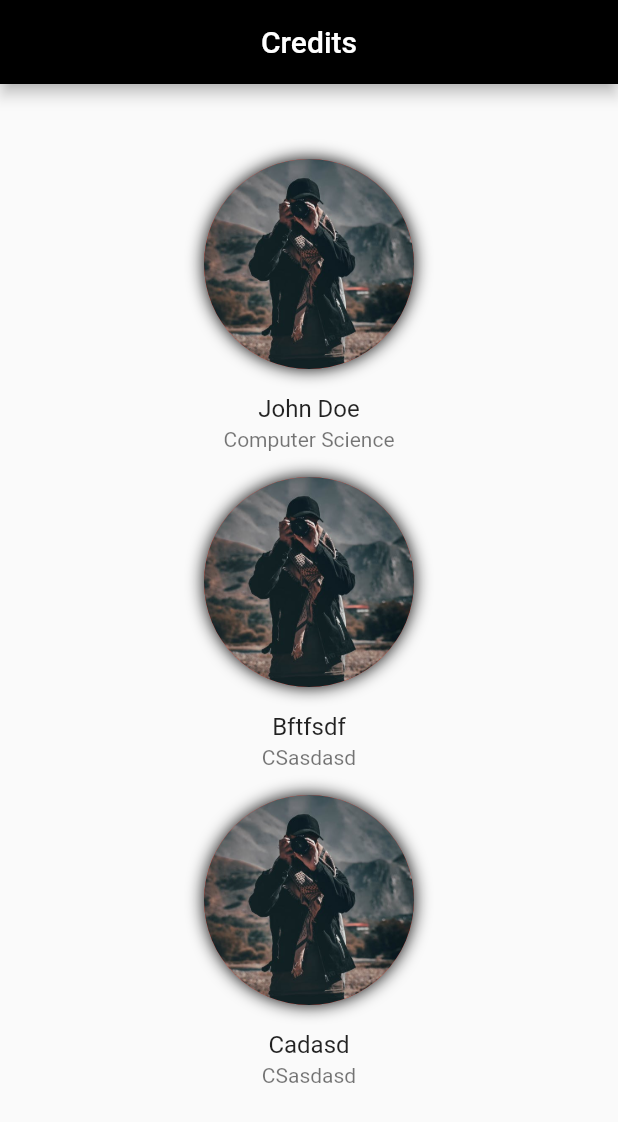
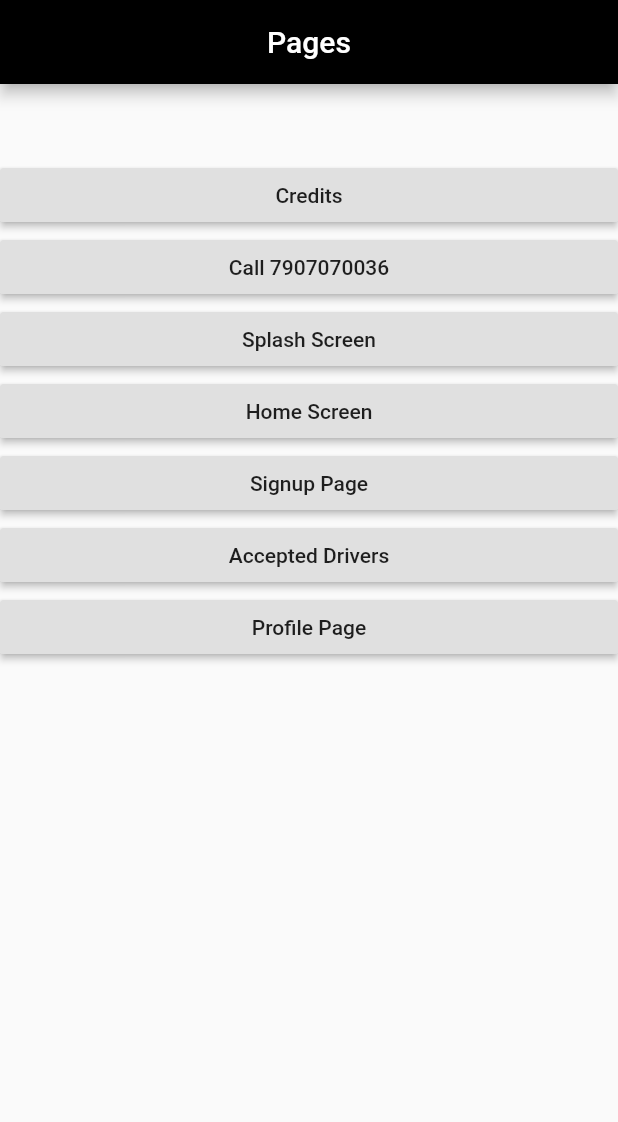
Before and after one commit to Nikhil713/MecDrive-Prototype, a Flutter app: the screen it shows after launch, on a phone screen of 412 x 824 dp. Shown: the top 1122 px of the screen. Run offline on Flutter 3.47's test engine with Material 2 defaults, Android fonts, the phone set to English and light mode, and no system bars; our stand-ins replace shared_preferences; missing offline and left inert: flutter_auth_buttons.

Commit message:
Added Call, fixed al warnings

```diff
--- a/lib/HomeScreen/OfferRide/acceptCard.dart
+++ b/lib/HomeScreen/OfferRide/acceptCard.dart
@@ -1,5 +1,4 @@
 import 'package:flutter/material.dart';
-import 'package:flutter/services.dart';
 import './setPrice.dart';
 
 class AcceptCard extends StatefulWidget {
--- a/lib/authentication/httpRequest.dart
+++ b/lib/authentication/httpRequest.dart
@@ -1,5 +1,4 @@
 import 'package:flutter/material.dart';
-import 'dart:async';
 import 'dart:convert';
 import 'package:http/http.dart' as http;
 
--- a/lib/authentication/newSignup.dart
+++ b/lib/authentication/newSignup.dart
@@ -1,7 +1,6 @@
 import 'package:flutter/material.dart';
 import 'dart:async';
 import 'package:http/http.dart' as http;
-import 'package:mec_drive/HomeScreen/homeScreen.dart';
 import 'package:shared_preferences/shared_preferences.dart';
 
 class SignUp extends StatefulWidget {
@@ -82,7 +81,7 @@ class _SignUpState extends State<SignUp> {
     //save user information in shared preferences
     saveUserInfo();
 
-    String url = 'http://192.168.0.103:8000';
+    // String url = 'http://192.168.0.103:8000';
     Map<String, String> headers = {"Content-type": "application/json"};
 
     Map<String, dynamic> signUp = {
@@ -104,6 +103,7 @@ class _SignUpState extends State<SignUp> {
     }).catchError((e){
       print(e + "did not work");
     });
+    return '';
   }
 
   @override
@@ -166,6 +166,7 @@ class _SignUpState extends State<SignUp> {
                         style: TextStyle(fontFamily: "Poppins"),
                         validator: (value) {
                           if (value.isEmpty) return "Name field is required";
+                          return '';
                         },
                         onSaved: (val) {
                           setState(() {
@@ -180,6 +181,7 @@ class _SignUpState extends State<SignUp> {
                         keyboardType: TextInputType.phone,
                         validator: (value) {
                           if (value.isEmpty) return "Phone no is required";
+                          return ';';
                         },
                         onSaved: (val) {
                           setState(() {
--- a/lib/googleAuth/googleSignIn.dart
+++ b/lib/googleAuth/googleSignIn.dart
@@ -1,12 +1,12 @@
 import 'package:flutter/material.dart';
 import 'package:flutter_auth_buttons/flutter_auth_buttons.dart';
 
-class googleSignIn extends StatefulWidget {
+class GoogleSignIn extends StatefulWidget {
   @override
   _MyHomePageState createState() => _MyHomePageState();
 }
 
-class _MyHomePageState extends State<googleSignIn> {
+class _MyHomePageState extends State<GoogleSignIn> {
   @override
   Widget build(BuildContext context) {
     return new Scaffold(
--- a/lib/main.dart
+++ b/lib/main.dart
@@ -1,12 +1,11 @@
 import 'package:flutter/material.dart';
 import 'package:mec_drive/HomeScreen/homeScreen.dart';
-import 'package:mec_drive/authentication/googleAuth.dart';
 import 'package:mec_drive/authentication/newSignup.dart';
 import 'package:mec_drive/splashscreen/splashscreen.dart';
 import 'package:mec_drive/credits/credits.dart';
 import 'AcceptedList/AcceptedDriversPage.dart';
 import 'package:mec_drive/profile_page/profile.dart';
-
+import './phonecall/phonecall.dart';
 
 void main() => runApp(MyApp());
 
@@ -20,10 +19,73 @@ class MyApp extends StatelessWidget {
       // home: RideRequestList(),
       // home: SignUp(),
       // home:ProfilePage(),
-      home: Credits(),
+      home: Mainwidget(),
       routes: {
-        '/homescreen' : (context) => HomeScreen(),
+        '/splashscreen': (BuildContext context) => SplashScreen(),
+        '/credits': (BuildContext context) => Credits(),
+        '/homescreen': (BuildContext context) => HomeScreen(),
+        '/signup': (BuildContext context) => SignUp(),
+        '/accepteddriverspage': (BuildContext context) => AcceptedDriversPage(),
+        '/profilepage': (BuildContext context) => ProfilePage(),
       },
     );
   }
 }
+
+class Mainwidget extends StatelessWidget {
+  @override
+  Widget build(BuildContext context) {
+    return Scaffold(
+      appBar: AppBar(
+        title: Text('Pages'),
+        backgroundColor: Colors.black,
+        centerTitle: true,
+      ),
+      body: Column(
+        crossAxisAlignment: CrossAxisAlignment.stretch,
+        children: <Widget>[
+          SizedBox(
+            height: 50.0,
+          ),
+          RaisedButton(
+            onPressed: () {
+              Navigator.pushNamed(context, '/credits');
+            },
+            child: Text('Credits'),
+          ),
+          call('7907070036'),
+          RaisedButton(
+            onPressed: () {
+              Navigator.pushNamed(context, '/splashscreen');
+            },
+            child: Text('Splash Screen'),
+          ),
+          RaisedButton(
+            onPressed: () {
+              Navigator.pushNamed(context, '/homescreen');
+            },
+            child: Text('Home Screen'),
+          ),
+          RaisedButton(
+            onPressed: () {
+              Navigator.pushNamed(context, '/signup');
+            },
+            child: Text('Signup Page'),
+          ),
+          RaisedButton(
+            onPressed: () {
+              Navigator.pushNamed(context, '/accepteddriverspage');
+            },
+            child: Text('Accepted Drivers'),
+          ),
+                    RaisedButton(
+            onPressed: () {
+              Navigator.pushNamed(context, '/profilepage');
+            },
+            child: Text('Profile Page'),
+          ),
+        ],
+      ),
+    );
+  }
+}
--- /dev/null
+++ b/lib/phonecall/phonecall.dart
@@ -0,0 +1,20 @@
+import 'package:flutter/material.dart';
+import 'package:flutter/widgets.dart';
+import 'package:url_launcher/url_launcher.dart';
+
+Widget call(number) {
+  return RaisedButton(
+    onPressed: () {
+      _openPhone('tel: ' + number);
+    },
+    child: Text('Call ' + number),
+  );
+}
+
+_openPhone(url) async {
+  if (await canLaunch(url) && url != '') {
+    await launch(url);
+  } else {
+    throw 'Could not launch $url';
+  }
+}
--- a/lib/profile_page/profile.dart
+++ b/lib/profile_page/profile.dart
@@ -15,7 +15,7 @@ class _MyHomePageState extends State<ProfilePage> {
         children: <Widget>[
           ClipPath(
             child: Container(color: Colors.black.withOpacity(0.8)),
-            clipper: getClipper(),
+            clipper: GetClipper(),
           ),
           Positioned(
             width: 350.0,
@@ -113,7 +113,7 @@ class _MyHomePageState extends State<ProfilePage> {
   }
 }
 
-class getClipper extends CustomClipper<Path> {
+class GetClipper extends CustomClipper<Path> {
   @override
   Path getClip(Size size) {
     var path = new Path();
--- a/pubspec.yaml
+++ b/pubspec.yaml
@@ -14,6 +14,7 @@ dependencies:
   flutter_auth_buttons: ^0.5.0
   cached_network_image:
   shared_preferences:
+  url_launcher: ^5.1.3
 
 dev_dependencies:
   flutter_test:
```
Also changed, not shown: lib/HomeScreen/OfferRide/setPrice.dart (+6 -1 lines), pubspec.lock, 2 other files.
